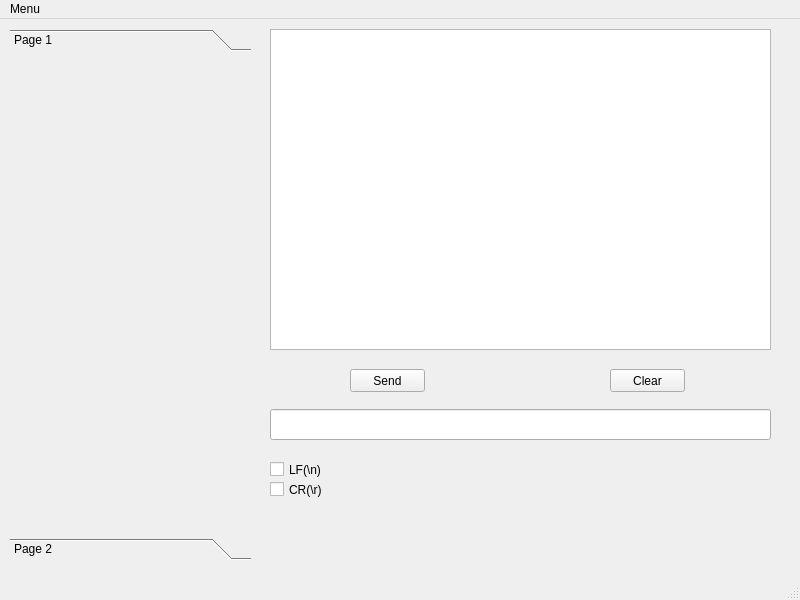
Old version of the form ui/mainwindow.ui in the repository kengsini250/TiaoShiZhuShou.
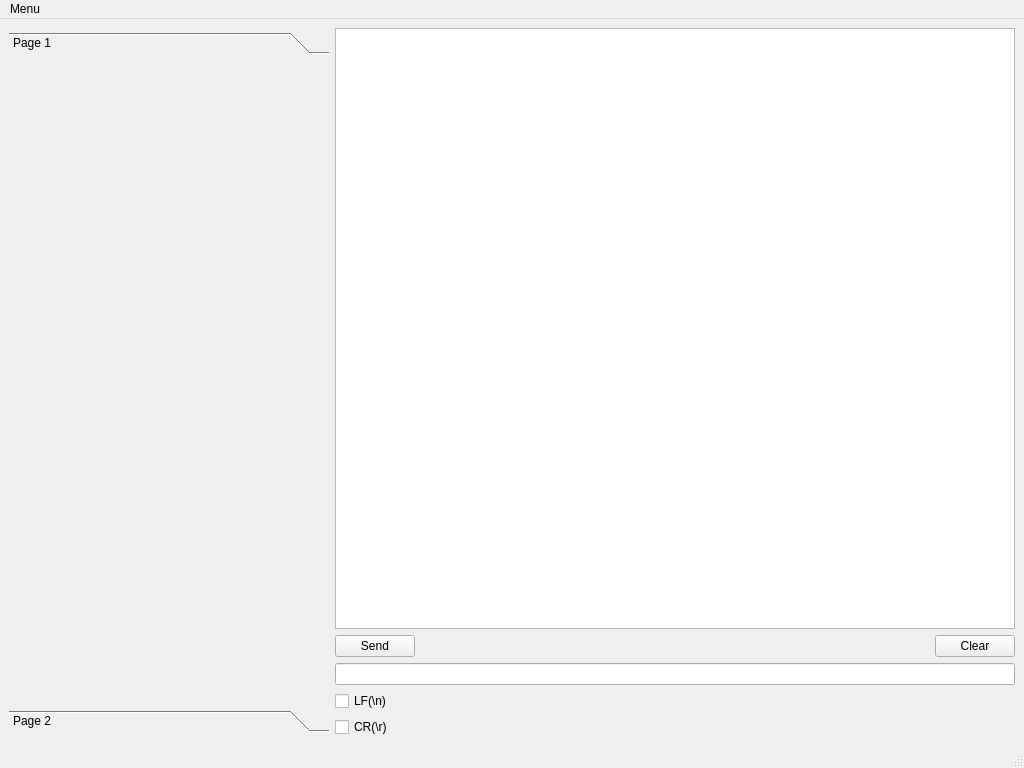
New version of the form.

```diff
--- a/ui/mainwindow.ui
+++ b/ui/mainwindow.ui
@@ -6,83 +6,42 @@
    <rect>
     <x>0</x>
     <y>0</y>
-    <width>800</width>
-    <height>600</height>
+    <width>1024</width>
+    <height>768</height>
    </rect>
   </property>
   <property name="minimumSize">
    <size>
-    <width>800</width>
-    <height>600</height>
+    <width>1024</width>
+    <height>768</height>
    </size>
   </property>
   <property name="maximumSize">
    <size>
-    <width>800</width>
-    <height>600</height>
+    <width>1024</width>
+    <height>768</height>
    </size>
   </property>
   <property name="windowTitle">
    <string>MainWindow</string>
   </property>
   <widget class="QWidget" name="centralwidget">
-   <widget class="QTextBrowser" name="outputTextBrowser">
-    <property name="geometry">
-     <rect>
-      <x>270</x>
-      <y>10</y>
-      <width>501</width>
-      <height>321</height>
-     </rect>
-    </property>
-   </widget>
-   <widget class="QPushButton" name="sendPushButton">
-    <property name="geometry">
-     <rect>
-      <x>350</x>
-      <y>350</y>
-      <width>75</width>
-      <height>23</height>
-     </rect>
-    </property>
-    <property name="text">
-     <string>Send</string>
-    </property>
-   </widget>
-   <widget class="QPushButton" name="clearPushButton">
-    <property name="geometry">
-     <rect>
-      <x>610</x>
-      <y>350</y>
-      <width>75</width>
-      <height>23</height>
-     </rect>
-    </property>
-    <property name="text">
-     <string>Clear</string>
-    </property>
-   </widget>
-   <widget class="QLineEdit" name="inputLineEdit">
-    <property name="geometry">
-     <rect>
-      <x>270</x>
-      <y>390</y>
-      <width>501</width>
-      <height>31</height>
-     </rect>
-    </property>
-    <property name="text">
-     <string/>
-    </property>
-   </widget>
+   <layout class="QHBoxLayout" name="horizontalLayout_3">
+    <item>
+     <layout class="QHBoxLayout" name="horizontalLayout_2">
+      <item>
    <widget class="QToolBox" name="toolBox">
-    <property name="geometry">
-     <rect>
-      <x>10</x>
-      <y>10</y>
-      <width>241</width>
-      <height>531</height>
-     </rect>
+        <property name="minimumSize">
+         <size>
+          <width>320</width>
+          <height>700</height>
+         </size>
+        </property>
+        <property name="maximumSize">
+         <size>
+          <width>320</width>
+          <height>700</height>
+         </size>
     </property>
     <property name="currentIndex">
      <number>0</number>
@@ -92,8 +51,8 @@
       <rect>
        <x>0</x>
        <y>0</y>
-       <width>241</width>
-       <height>479</height>
+           <width>320</width>
+           <height>634</height>
       </rect>
      </property>
      <attribute name="label">
@@ -114,40 +73,77 @@
      </attribute>
     </widget>
    </widget>
+      </item>
+      <item>
+       <layout class="QVBoxLayout" name="verticalLayout">
+        <item>
+         <widget class="QTextBrowser" name="outputTextBrowser"/>
+        </item>
+        <item>
+         <layout class="QHBoxLayout" name="horizontalLayout">
+          <item>
+           <widget class="QPushButton" name="sendPushButton">
+            <property name="text">
+             <string>Send</string>
+            </property>
+           </widget>
+          </item>
+          <item>
+           <spacer name="horizontalSpacer">
+            <property name="orientation">
+             <enum>Qt::Horizontal</enum>
+            </property>
+            <property name="sizeHint" stdset="0">
+             <size>
+              <width>40</width>
+              <height>20</height>
+             </size>
+            </property>
+           </spacer>
+          </item>
+          <item>
+           <widget class="QPushButton" name="clearPushButton">
+            <property name="text">
+             <string>Clear</string>
+            </property>
+           </widget>
+          </item>
+         </layout>
+        </item>
+        <item>
+         <widget class="QLineEdit" name="inputLineEdit">
+          <property name="text">
+           <string/>
+          </property>
+         </widget>
+        </item>
+        <item>
    <widget class="QCheckBox" name="LFCheck">
-    <property name="geometry">
-     <rect>
-      <x>270</x>
-      <y>440</y>
-      <width>71</width>
-      <height>21</height>
-     </rect>
-    </property>
     <property name="text">
      <string>LF(\n)</string>
     </property>
    </widget>
+        </item>
+        <item>
    <widget class="QCheckBox" name="CRCheck">
-    <property name="geometry">
-     <rect>
-      <x>270</x>
-      <y>460</y>
-      <width>71</width>
-      <height>21</height>
-     </rect>
-    </property>
     <property name="text">
      <string>CR(\r)</string>
     </property>
    </widget>
+        </item>
+       </layout>
+      </item>
+     </layout>
+    </item>
+   </layout>
   </widget>
   <widget class="QMenuBar" name="menubar">
    <property name="geometry">
     <rect>
      <x>0</x>
      <y>0</y>
-     <width>800</width>
-     <height>20</height>
+     <width>1024</width>
+     <height>28</height>
     </rect>
    </property>
    <widget class="QMenu" name="menuMenu">
```
Left out of the diff: 4 changed lines with no effect on the pictures. Lines whose indentation alone changed are shown as unchanged.
